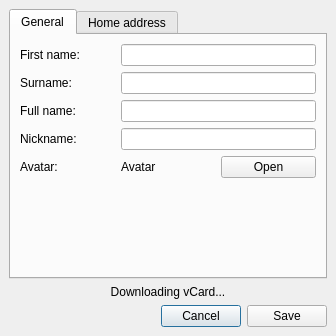
First picture: the form in widgets/vcardeditor.ui, repository xmpp-graveyard/jabbim, before the edit.
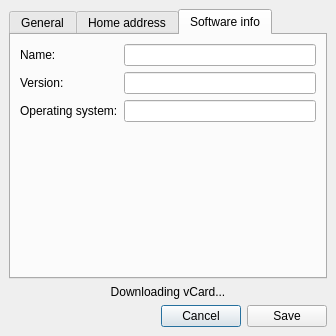
Second picture: the form after the edit. The open tabs and pages were chosen to show the change.

Commit message: Software vesrion ve vCard

```diff
--- a/widgets/vcardeditor.ui
+++ b/widgets/vcardeditor.ui
@@ -243,6 +243,68 @@
        </item>
       </layout>
      </widget>
+     <widget class="QWidget" name="tab_3" >
+      <attribute name="title" >
+       <string>Software info</string>
+      </attribute>
+      <layout class="QGridLayout" >
+       <item row="0" column="0" >
+        <widget class="QLabel" name="ver_label_name" >
+         <property name="text" >
+          <string>Name:</string>
+         </property>
+        </widget>
+       </item>
+       <item row="0" column="1" >
+        <widget class="QLineEdit" name="ver_name" >
+         <property name="readOnly" >
+          <bool>true</bool>
+         </property>
+        </widget>
+       </item>
+       <item row="1" column="0" >
+        <widget class="QLabel" name="ver_label_version" >
+         <property name="text" >
+          <string>Version:</string>
+         </property>
+        </widget>
+       </item>
+       <item row="1" column="1" >
+        <widget class="QLineEdit" name="ver_version" >
+         <property name="readOnly" >
+          <bool>true</bool>
+         </property>
+        </widget>
+       </item>
+       <item row="2" column="0" >
+        <widget class="QLabel" name="ver_label_os" >
+         <property name="text" >
+          <string>Operating system:</string>
+         </property>
+        </widget>
+       </item>
+       <item row="2" column="1" >
+        <widget class="QLineEdit" name="ver_os" >
+         <property name="readOnly" >
+          <bool>true</bool>
+         </property>
+        </widget>
+       </item>
+       <item row="3" column="1" >
+        <spacer>
+         <property name="orientation" >
+          <enum>Qt::Vertical</enum>
+         </property>
+         <property name="sizeHint" >
+          <size>
+           <width>20</width>
+           <height>40</height>
+          </size>
+         </property>
+        </spacer>
+       </item>
+      </layout>
+     </widget>
     </widget>
    </item>
    <item row="1" column="0" colspan="3" >
```
The commit also changes 3 other files.
